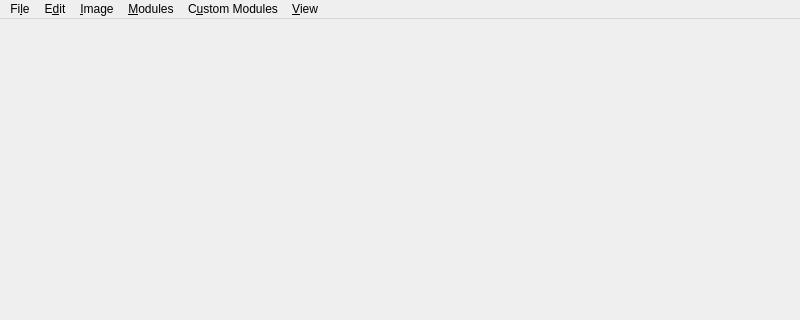
Before: the Qt Designer form viewer/main_window_pytemplate.ui in kushalkolar/MESmerize, drawn with Qt 5; both pictures show x 0 to 800 and y 0 to 320 of the 800 by 600 pixel window.
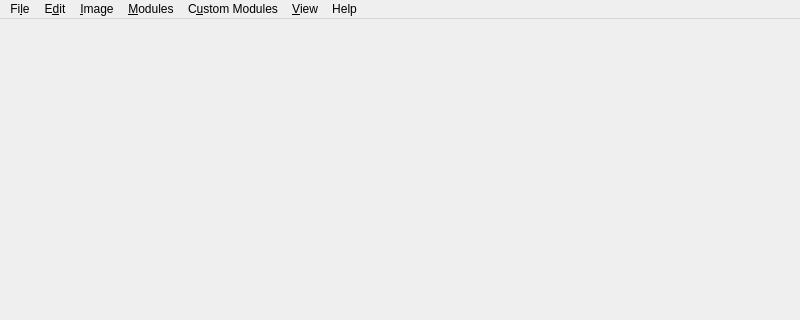
After: the same form once the commit is applied.

What changed in the file:
```diff
--- a/viewer/main_window_pytemplate.ui
+++ b/viewer/main_window_pytemplate.ui
@@ -108,12 +108,19 @@
     <addaction name="separator"/>
     <addaction name="actionConsole"/>
    </widget>
+   <widget class="QMenu" name="menuHelp">
+    <property name="title">
+     <string>Help</string>
+    </property>
+    <addaction name="actionOpen_docs"/>
+   </widget>
    <addaction name="menuFile"/>
    <addaction name="menuEdit"/>
    <addaction name="menuImage"/>
    <addaction name="menuModules"/>
    <addaction name="menuCustom_Modules"/>
    <addaction name="menuView"/>
+   <addaction name="menuHelp"/>
   </widget>
   <widget class="QStatusBar" name="statusbar"/>
   <widget class="QDockWidget" name="dockConsole">
```
Left out of the diff: 7 changed lines with no effect on the pictures.
